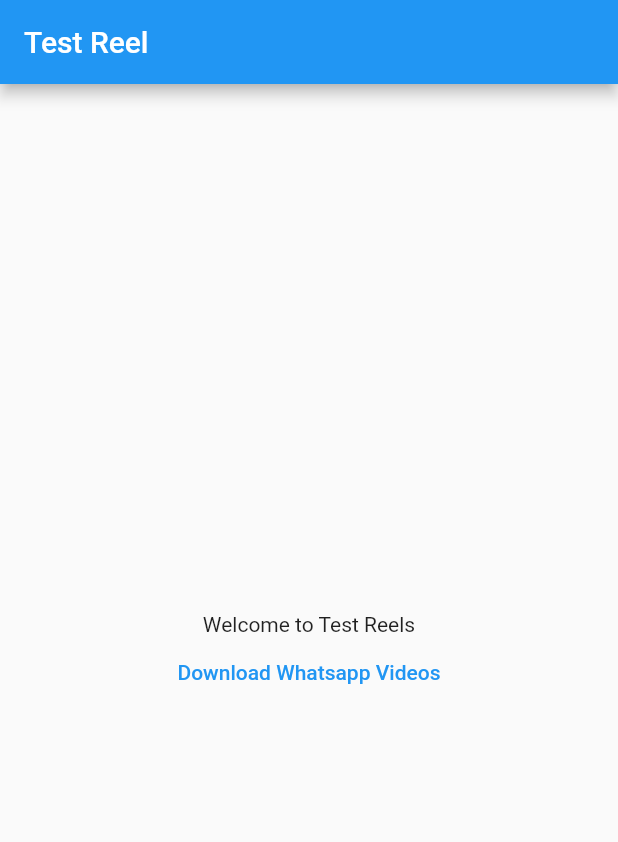
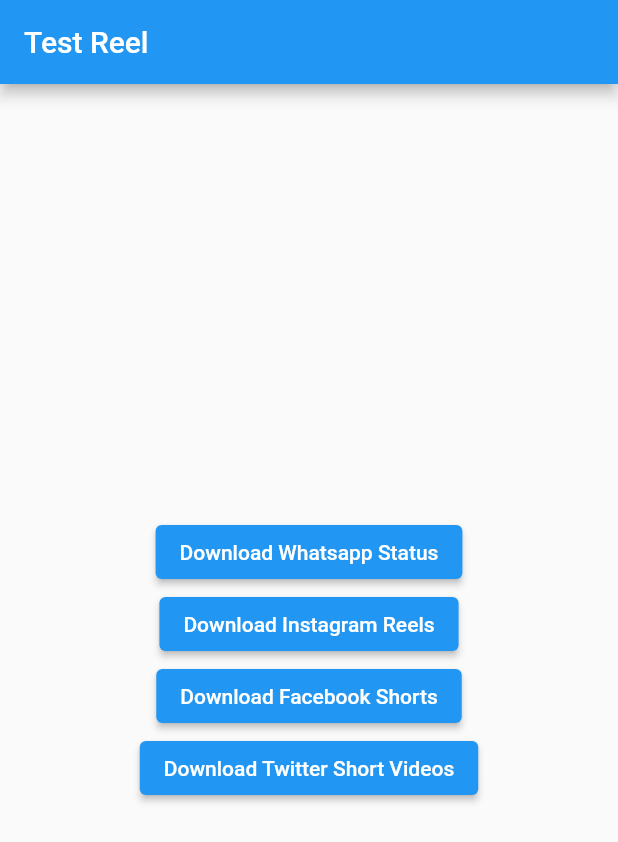
Before and after one commit to Abhishek1998-cpu/Test-Reel, a Flutter app: the screen it shows after launch, on a phone screen of 412 x 824 dp. Shown: the top 842 px of the screen. Run offline on Flutter 3.47's test engine with Material 2 defaults, Android fonts, the light colour scheme and no system bars.

Commit message:
Minor change

```diff
--- a/lib/Components/Home.dart
+++ b/lib/Components/Home.dart
@@ -14,14 +14,22 @@
         child: Column(
           mainAxisAlignment: MainAxisAlignment.center,
           children: [
-            const Text("Welcome to Test Reels"),
-            TextButton(
-              style: ButtonStyle(
-                foregroundColor: MaterialStateProperty.all<Color>(Colors.blue),
-              ),
+            ElevatedButton(
               onPressed: () {},
-              child: Text('Download Whatsapp Videos'),
-            )
+              child: const Text("Download Whatsapp Status"),
+            ),
+            ElevatedButton(
+              onPressed: () {},
+              child: const Text("Download Instagram Reels"),
+            ),
+            ElevatedButton(
+              onPressed: () {},
+              child: const Text("Download Facebook Shorts"),
+            ),
+            ElevatedButton(
+              onPressed: () {},
+              child: const Text("Download Twitter Short Videos"),
+            ),
           ],
           // children: [],
         ),
```
Also changed, not shown: 1 other file.
